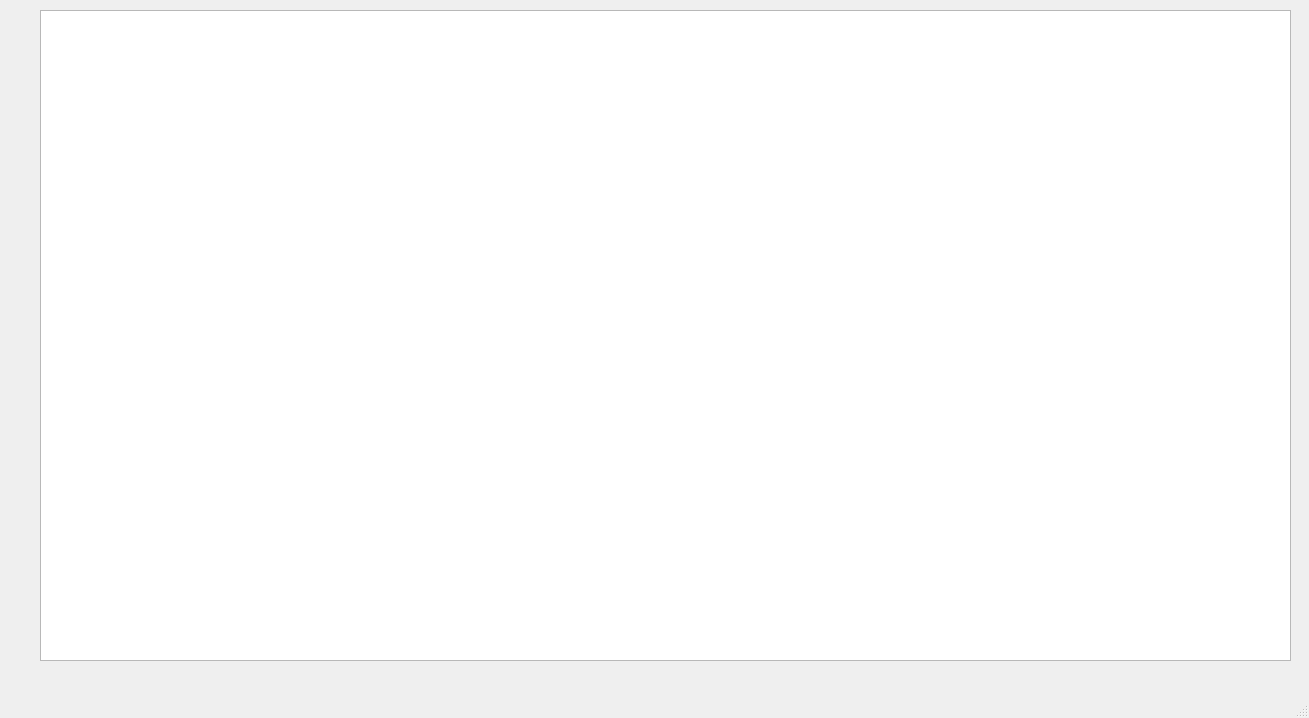
Qt form CODIFICACIÓN/Ragnarok/mymainwindow.ui (29022020/PROYECTO-FINAL) before a commit.
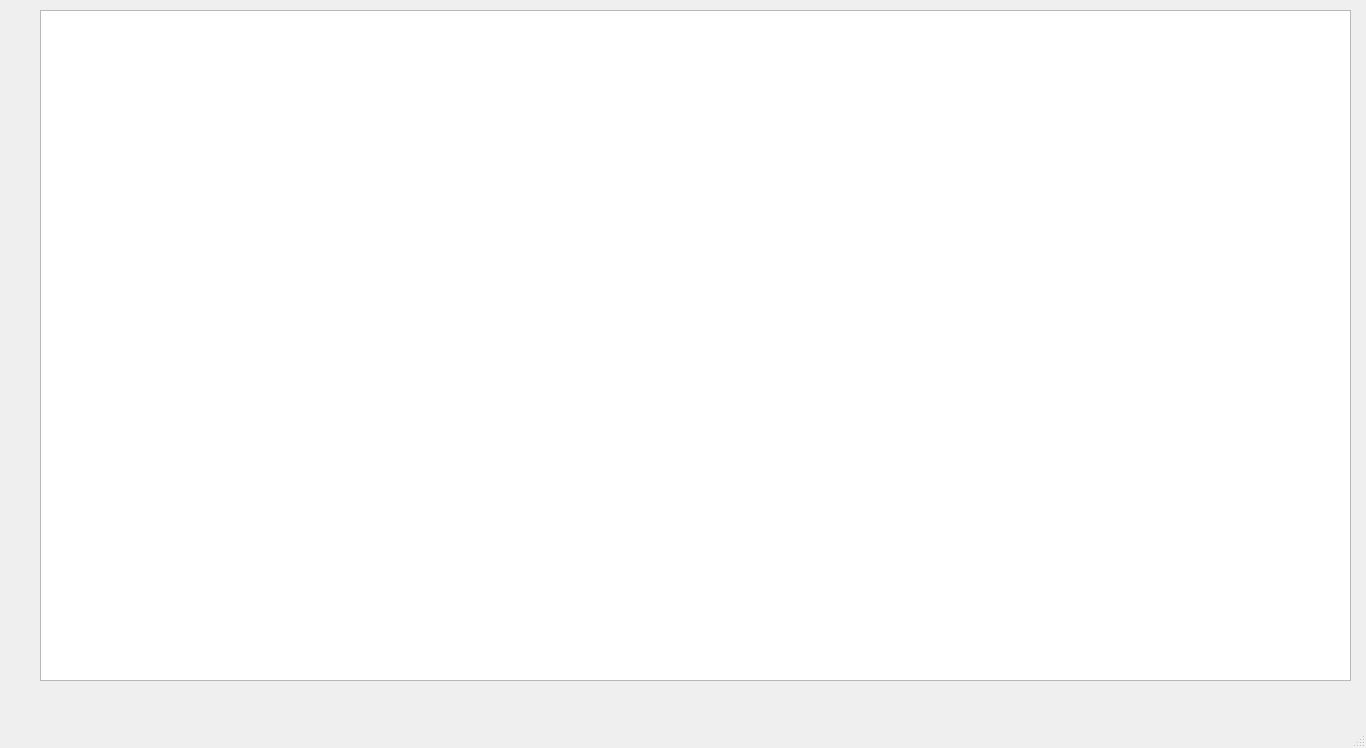
The same form after that commit.

The edit to the form file:
```diff
--- a/CODIFICACIÓN/Ragnarok/mymainwindow.ui
+++ b/CODIFICACIÓN/Ragnarok/mymainwindow.ui
@@ -6,8 +6,8 @@
    <rect>
     <x>0</x>
     <y>0</y>
-    <width>1309</width>
-    <height>718</height>
+    <width>1366</width>
+    <height>748</height>
    </rect>
   </property>
   <property name="windowTitle">
@@ -19,8 +19,8 @@
      <rect>
       <x>40</x>
       <y>10</y>
-      <width>1251</width>
-      <height>651</height>
+      <width>1311</width>
+      <height>671</height>
      </rect>
     </property>
    </widget>
```
Left out of the diff: 2 changed lines with no effect on the pictures.
